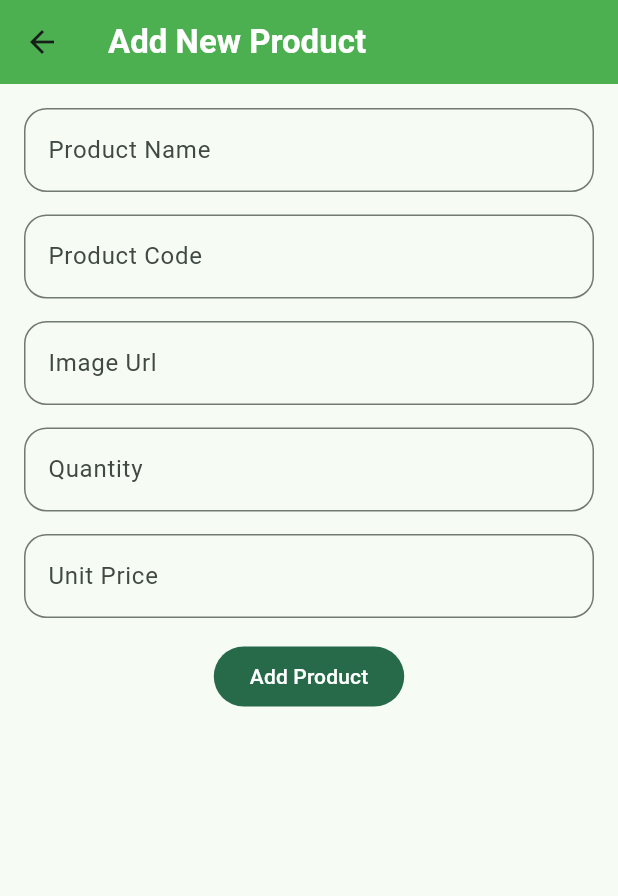
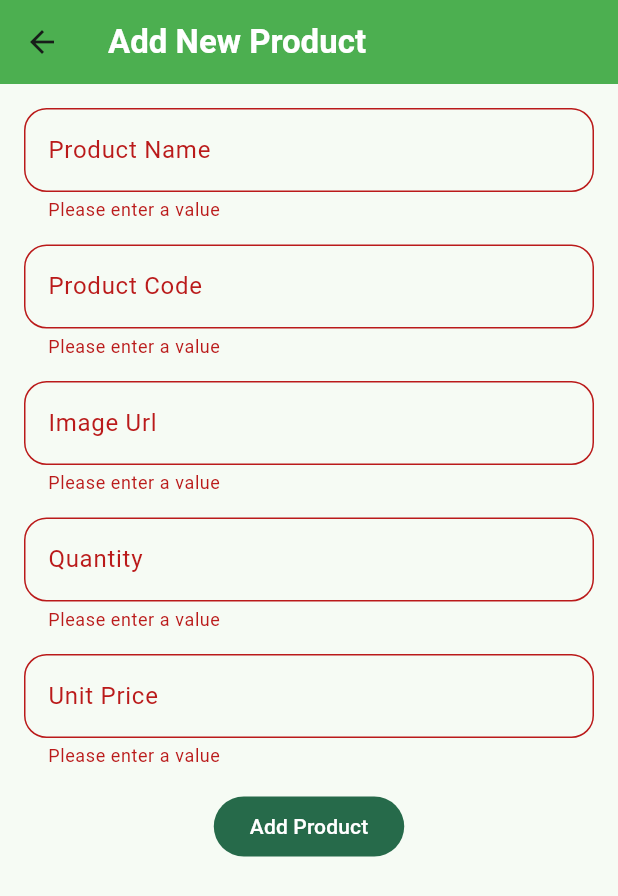
Before and after one commit to AyazM2H/product_entry_app, a Flutter app: the NewProduct screen opened directly, after a tap on "Add Product", on a phone screen of 412 x 824 dp. Shown: the top 896 px of the screen. Run offline on Flutter 3.47's test engine with Material 3 defaults, Android fonts, the phone set to English and light mode, and no system bars.

```diff
--- a/lib/screens/add_new_product.dart
+++ b/lib/screens/add_new_product.dart
@@ -1,4 +1,7 @@
+import 'dart:convert';
 import 'package:flutter/material.dart';
+import 'package:http/http.dart';
+import 'package:productlist/widgets/snackbar_msg.dart';
 
 class NewProduct extends StatefulWidget {
   const NewProduct({super.key});
@@ -8,6 +11,8 @@ class NewProduct extends StatefulWidget {
 }
 
 class _NewProductState extends State<NewProduct> {
+
+  bool _addProductInProgress = false;
   final GlobalKey<FormState> _formKey = GlobalKey<FormState>();
   TextEditingController _nameTEController = TextEditingController();
   TextEditingController _codeTEController = TextEditingController();
@@ -43,6 +48,12 @@ class _NewProductState extends State<NewProduct> {
                           borderRadius: BorderRadius.circular(15),
                         )
                       ),
+                      validator: (String? value){
+                        if(value?.trim().isEmpty ?? true){
+                          return 'Please enter a value';
+                        }
+                        return null;
+                      },
                     ),
 
                     TextFormField(
@@ -54,6 +65,12 @@ class _NewProductState extends State<NewProduct> {
                           borderRadius: BorderRadius.circular(15),
                         )
                       ),
+                      validator: (String? value){
+                        if(value?.trim().isEmpty ?? true){
+                          return 'Please enter a value';
+                        }
+                        return null;
+                      },
                     ),
 
                     TextFormField(
@@ -65,6 +82,12 @@ class _NewProductState extends State<NewProduct> {
                           borderRadius: BorderRadius.circular(15),
                         )
                       ),
+                      validator: (String? value){
+                        if(value?.trim().isEmpty ?? true){
+                          return 'Please enter a value';
+                        }
+                        return null;
+                      },
                     ),
 
                     TextFormField(
@@ -77,6 +100,12 @@ class _NewProductState extends State<NewProduct> {
                           borderRadius: BorderRadius.circular(15),
                         )
                       ),
+                      validator: (String? value){
+                        if(value?.trim().isEmpty ?? true){
+                          return 'Please enter a value';
+                        }
+                        return null;
+                      },
                     ),
 
                     TextFormField(
@@ -89,12 +118,76 @@ class _NewProductState extends State<NewProduct> {
                           borderRadius: BorderRadius.circular(15),
                         )
                       ),
+                      validator: (String? value){
+                        if(value?.trim().isEmpty ?? true){
+                          return 'Please enter a value';
+                        }
+                        return null;
+                      },
                     ),
-                    FilledButton(onPressed: (){}, child: Text('Add Product'))
+                    Visibility(
+                        visible: _addProductInProgress == false,
+                        replacement: Center(
+                          child: CircularProgressIndicator(),
+                        ),
+                        child: FilledButton(onPressed: sendData, child: Text('Add Product')))
                   ]),
             )),
       ),
     );
+  }
+
+  Future<void> sendData() async{
+    if(_formKey.currentState!.validate() == false){
+      return;
+    }
+
+    _addProductInProgress = true;
+    setState(() {});
+
+    Uri uri = Uri.parse('http://35.73.30.144:2008/api/v1/CreateProduct');
+
+    int totalPrice = int.parse(_quantityTEController.text) * int.parse(_upriceTEController.text);
+
+    Map<String, dynamic> requestBody = {
+      "ProductName": _nameTEController.text.trim(),
+      "ProductCode": _codeTEController.text.trim(),
+      "Img": _imgTEController.text.trim(),
+      "Qty": int.parse(_quantityTEController.text.trim()),
+      "UnitPrice": int.parse(_upriceTEController.text.trim()),
+      "TotalPrice": totalPrice
+    };
+
+    Response response = await post(
+        uri,
+        headers: {
+          'Content-Type': 'application/json'
+        },
+        body: jsonEncode(requestBody));
+    print(response.statusCode);
+    print(response.body);
+
+    if(response.statusCode == 200){
+      final decodedJson = jsonDecode(response.body);
+      if(decodedJson['status']=='success'){
+        _clearTxtField();
+        snackBarMsg(context, 'Product Added Successfully');
+      }else{
+        String errorMsg = decodedJson['data'];
+        snackBarMsg(context, errorMsg);
+      }
+    }
+
+    _addProductInProgress = false;
+    setState(() {});
+  }
+
+  void _clearTxtField(){
+    _nameTEController.clear();
+    _codeTEController.clear();
+    _imgTEController.clear();
+    _quantityTEController.clear();
+    _upriceTEController.clear();
   }
 
   @override
--- a/lib/screens/production_list.dart
+++ b/lib/screens/production_list.dart
@@ -2,6 +2,7 @@ import 'package:flutter/material.dart';
 
 import '../widgets/product_items.dart';
 import 'add_new_product.dart';
+import 'update_product.dart';
 
 class ProductionList extends StatefulWidget {
   const ProductionList({super.key});
--- a/lib/widgets/product_items.dart
+++ b/lib/widgets/product_items.dart
@@ -1,4 +1,6 @@
 import 'package:flutter/material.dart';
+import 'package:productlist/screens/update_product.dart';
+
 
 class ProductItem extends StatelessWidget {
   const ProductItem({
@@ -41,7 +43,7 @@ class ProductItem extends StatelessWidget {
               },
               onSelected: (ProductOpt selectedOption) {
                 if(selectedOption == ProductOpt.update){
-
+                  Navigator.push(context, MaterialPageRoute(builder: (context)=>UpdateProduct()),);
                 }else{
                   print('delete');
                 }
--- /dev/null
+++ b/lib/widgets/snackbar_msg.dart
@@ -0,0 +1,6 @@
+import 'package:flutter/material.dart';
+
+void snackBarMsg(BuildContext context, String title){
+  ScaffoldMessenger.of(context).showSnackBar(
+      SnackBar(content: Text(title)));
+}
--- a/pubspec.yaml
+++ b/pubspec.yaml
@@ -34,6 +34,7 @@ dependencies:
   # The following adds the Cupertino Icons font to your application.
   # Use with the CupertinoIcons class for iOS style icons.
   cupertino_icons: ^1.0.8
+  http: ^1.5.0
 
 dev_dependencies:
   flutter_test:
```
Also changed, not shown: lib/screens/update_product.dart (added, +109 -0 lines), pubspec.lock.
